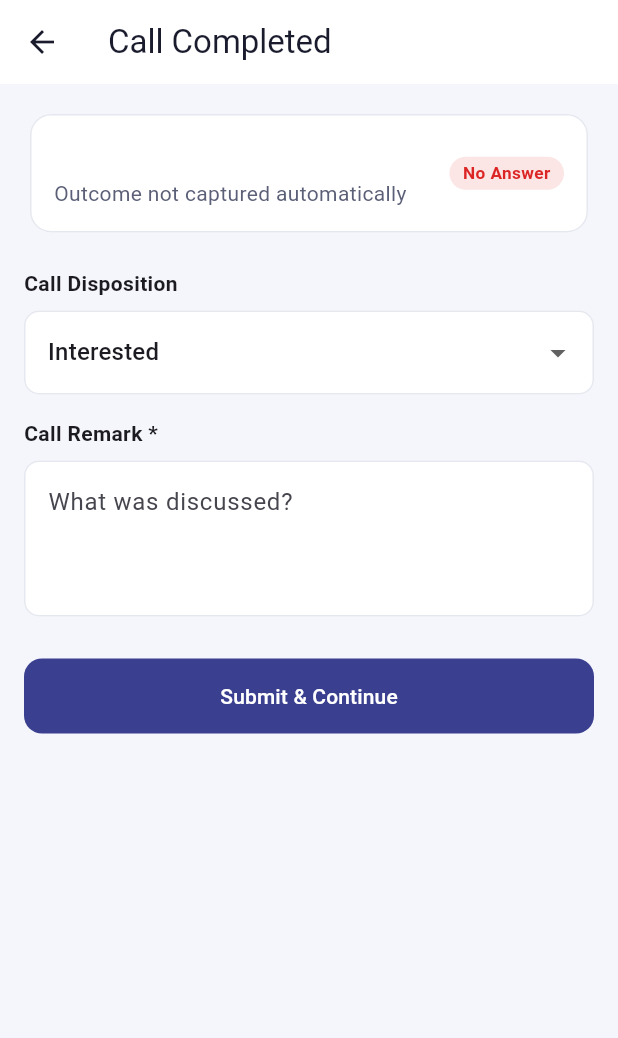
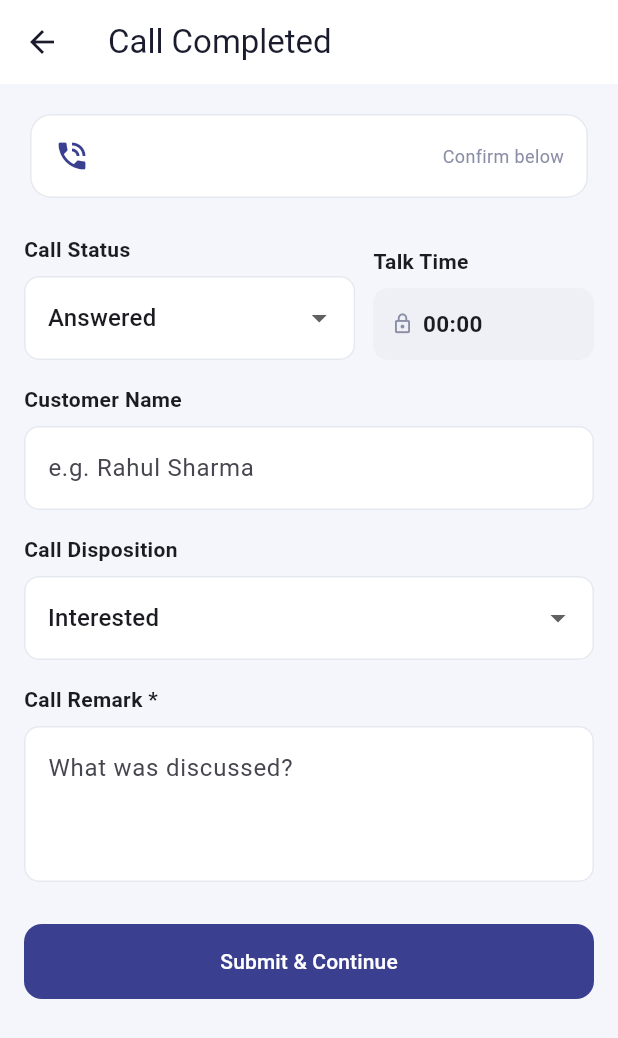
Before and after one commit to RealtyHeadquarters/CallingApp, a Flutter app: the DispositionScreen screen opened directly with empty values, on a phone screen of 412 x 824 dp. Shown: the top 1038 px of the screen. Run offline on Flutter 3.47's test engine with Material 3 defaults, Android fonts, the phone set to English and light mode, and no system bars; our stand-ins replace dio, permission_handler, shared_preferences; missing offline and left inert: call_log; accounts and stored records are empty; network calls fail.

Commit message:
Add customer name field + read-only call duration
- Call duration is now auto-captured only (read-only, not editable)
- Customer Name on disposition; unknown numbers become CRM leads
- customerName stored on Call, shown in CRM + app history

Co-Authored-By: Claude Opus 4.8 <noreply@anthropic.com>

```diff
--- a/mobile/lib/models/models.dart
+++ b/mobile/lib/models/models.dart
@@ -113,6 +113,7 @@ class CallRecord {
   final String callId;
   final String phoneNumber;
   final String? clientName;
+  final String? customerName;
   final String? callStatus;
   final String? disposition;
   final String? remark;
@@ -125,6 +126,7 @@ class CallRecord {
         callId = j['callId'] ?? '',
         phoneNumber = j['phoneNumber'] ?? '',
         clientName = j['client']?['name'],
+        customerName = j['customerName'],
         callStatus = j['callStatus'],
         disposition = j['disposition'],
         remark = j['remark'],
--- a/mobile/lib/screens/call_history_screen.dart
+++ b/mobile/lib/screens/call_history_screen.dart
@@ -57,7 +57,7 @@ class _CallHistoryScreenState extends State<CallHistoryScreen> {
                 size: 20,
               ),
             ),
-            title: Text(c.clientName ?? c.phoneNumber, style: const TextStyle(fontWeight: FontWeight.w600)),
+            title: Text(c.clientName ?? c.customerName ?? c.phoneNumber, style: const TextStyle(fontWeight: FontWeight.w600)),
             subtitle: Text(
               '${DateFormat('dd MMM, hh:mm a').format(c.createdAt)} · ${c.durationFormatted}'
               '${c.remark != null ? '\n${c.remark}' : ''}',
--- a/mobile/lib/screens/disposition_screen.dart
+++ b/mobile/lib/screens/disposition_screen.dart
@@ -10,6 +10,8 @@ const _dispositions = [
   'MEETING_REQUIRED', 'PRICE_DISCUSSION', 'DETAILS_SHARED', 'CONVERTED',
   'WRONG_NUMBER', 'BUSY', 'NO_RESPONSE', 'OTHER',
 ];
+
+const _callStatuses = ['ANSWERED', 'NO_ANSWER', 'BUSY', 'REJECTED', 'FAILED'];
 
 class DispositionScreen extends StatefulWidget {
   final String callDbId;
@@ -32,7 +34,12 @@ class DispositionScreen extends StatefulWidget {
 class _DispositionScreenState extends State<DispositionScreen> {
   final _call = CallService();
   final _remark = TextEditingController();
+  final _customerName = TextEditingController();
   String _disposition = 'INTERESTED';
+  late String _callStatus;
+  // Duration comes ONLY from the device call log — never editable (so talk time
+  // stays trustworthy and can't be inflated).
+  late final int _capturedDuration;
   bool _scheduleFollowUp = false;
   String? _quick; // quick option key
   DateTime? _customTime;
@@ -40,9 +47,24 @@ class _DispositionScreenState extends State<DispositionScreen> {
   String? _error;
 
   @override
+  void initState() {
+    super.initState();
+    _callStatus = widget.outcome?.callStatus ?? 'ANSWERED';
+    _capturedDuration = widget.outcome?.durationSeconds ?? 0;
+  }
+
+  @override
   void dispose() {
     _remark.dispose();
+    _customerName.dispose();
     super.dispose();
+  }
+
+  String get _durationLabel {
+    final s = _capturedDuration;
+    final m = (s ~/ 60).toString().padLeft(2, '0');
+    final sec = (s % 60).toString().padLeft(2, '0');
+    return '$m:$sec';
   }
 
   Future<void> _submit() async {
@@ -52,11 +74,22 @@ class _DispositionScreenState extends State<DispositionScreen> {
     }
     setState(() { _busy = true; _error = null; });
     try {
+      debugPrint('[Disposition] submit: call=${widget.callDbId} status=$_callStatus dur=$_capturedDuration disp=$_disposition');
+      // 1) Save the call outcome — duration is the auto-captured value (read-only).
+      await _call.completeManual(
+        widget.callDbId,
+        callStatus: _callStatus,
+        durationSeconds: _capturedDuration,
+      );
+      debugPrint('[Disposition] complete OK');
+      // 2) Save disposition + mandatory remark + optional customer name.
       await _call.submitDisposition(
         widget.callDbId,
         disposition: _disposition,
         remark: _remark.text.trim(),
+        customerName: _customerName.text.trim().isEmpty ? null : _customerName.text.trim(),
       );
+      debugPrint('[Disposition] disposition OK');
       if (_scheduleFollowUp && widget.clientId != null) {
         await ApiClient.instance.dio.post('/follow-ups', data: {
           'clientId': widget.clientId,
@@ -78,37 +111,92 @@ class _DispositionScreenState extends State<DispositionScreen> {
   @override
   Widget build(BuildContext context) {
     final o = widget.outcome;
+    final answered = _callStatus == 'ANSWERED';
     return Scaffold(
       appBar: AppBar(title: const Text('Call Completed')),
       body: ListView(
         padding: const EdgeInsets.all(16),
         children: [
-          // Outcome summary
+          // Outcome header
           Card(
             child: Padding(
               padding: const EdgeInsets.all(16),
               child: Row(
-                mainAxisAlignment: MainAxisAlignment.spaceBetween,
                 children: [
-                  Column(
-                    crossAxisAlignment: CrossAxisAlignment.start,
-                    children: [
-                      Text(widget.phoneNumber, style: const TextStyle(fontWeight: FontWeight.w700, fontSize: 16)),
-                      const SizedBox(height: 4),
-                      Text(
-                        o == null
-                            ? 'Outcome not captured automatically'
-                            : 'Duration: ${_fmt(o.durationSeconds)}',
-                        style: const TextStyle(color: AppColors.text2),
-                      ),
-                    ],
+                  const Icon(Icons.phone_in_talk, color: AppColors.brand),
+                  const SizedBox(width: 10),
+                  Expanded(child: Text(widget.phoneNumber, style: const TextStyle(fontWeight: FontWeight.w700, fontSize: 16))),
+                  Text(
+                    o == null ? 'Confirm below' : 'Auto-captured',
+                    style: const TextStyle(color: AppColors.text3, fontSize: 12),
                   ),
-                  StatusBadge(o?.callStatus ?? 'NO_ANSWER'),
                 ],
               ),
             ),
           ),
           const SizedBox(height: 20),
+
+          // Call status + duration. Status can be confirmed; duration is
+          // read-only (auto-captured from the call log — cannot be edited).
+          Row(
+            crossAxisAlignment: CrossAxisAlignment.end,
+            children: [
+              Expanded(
+                flex: 3,
+                child: Column(
+                  crossAxisAlignment: CrossAxisAlignment.start,
+                  children: [
+                    const Text('Call Status', style: TextStyle(fontWeight: FontWeight.w600)),
+                    const SizedBox(height: 8),
+                    DropdownButtonFormField<String>(
+                      initialValue: _callStatus,
+                      items: _callStatuses.map((s) => DropdownMenuItem(value: s, child: Text(titleCase(s)))).toList(),
+                      onChanged: (v) => setState(() => _callStatus = v!),
+                    ),
+                  ],
+                ),
+              ),
+              const SizedBox(width: 12),
+              Expanded(
+                flex: 2,
+                child: Column(
+                  crossAxisAlignment: CrossAxisAlignment.start,
+                  children: [
+                    const Text('Talk Time', style: TextStyle(fontWeight: FontWeight.w600)),
+                    const SizedBox(height: 8),
+                    Container(
+                      height: 48,
+                      alignment: Alignment.centerLeft,
+                      padding: const EdgeInsets.symmetric(horizontal: 12),
+                      decoration: BoxDecoration(
+                        color: const Color(0xFFEEF0F5),
+                        borderRadius: BorderRadius.circular(10),
+                      ),
+                      child: Row(
+                        children: [
+                          const Icon(Icons.lock_outline, size: 15, color: AppColors.text3),
+                          const SizedBox(width: 6),
+                          Text(answered ? _durationLabel : '00:00',
+                              style: const TextStyle(fontWeight: FontWeight.w600, fontSize: 15)),
+                        ],
+                      ),
+                    ),
+                  ],
+                ),
+              ),
+            ],
+          ),
+          const SizedBox(height: 16),
+
+          // Customer name — names an unknown number and creates/links a CRM lead.
+          const Text('Customer Name', style: TextStyle(fontWeight: FontWeight.w600)),
+          const SizedBox(height: 8),
+          TextField(
+            controller: _customerName,
+            textCapitalization: TextCapitalization.words,
+            decoration: const InputDecoration(hintText: 'e.g. Rahul Sharma'),
+          ),
+          const SizedBox(height: 16),
 
           const Text('Call Disposition', style: TextStyle(fontWeight: FontWeight.w600)),
           const SizedBox(height: 8),
@@ -203,10 +291,4 @@ class _DispositionScreenState extends State<DispositionScreen> {
       _quick = null;
     });
   }
-
-  String _fmt(int s) {
-    final m = (s ~/ 60).toString().padLeft(2, '0');
-    final sec = (s % 60).toString().padLeft(2, '0');
-    return '$m:$sec';
-  }
 }
--- a/mobile/lib/services/api_client.dart
+++ b/mobile/lib/services/api_client.dart
@@ -10,10 +10,12 @@ class ApiClient {
   static const _tokenKey = 'token';
   String? _token;
 
+  // Generous timeouts: the free Render backend cold-starts (~50s) after idle.
   late final Dio dio = Dio(BaseOptions(
     baseUrl: AppConfig.apiBaseUrl,
-    connectTimeout: const Duration(seconds: 15),
-    receiveTimeout: const Duration(seconds: 20),
+    connectTimeout: const Duration(seconds: 70),
+    receiveTimeout: const Duration(seconds: 70),
+    sendTimeout: const Duration(seconds: 70),
   ))
     ..interceptors.add(InterceptorsWrapper(
       onRequest: (options, handler) {
```
Also changed, not shown: mobile/lib/screens/call_flow.dart (+60 -40 lines), mobile/lib/screens/home_screen.dart (+11 -0 lines), mobile/lib/services/call_service.dart (+18 -1 lines), mobile/lib/services/pending_call.dart (added, +58 -0 lines), firebase.json (added), firebase/firebase.json, 6 other files.
